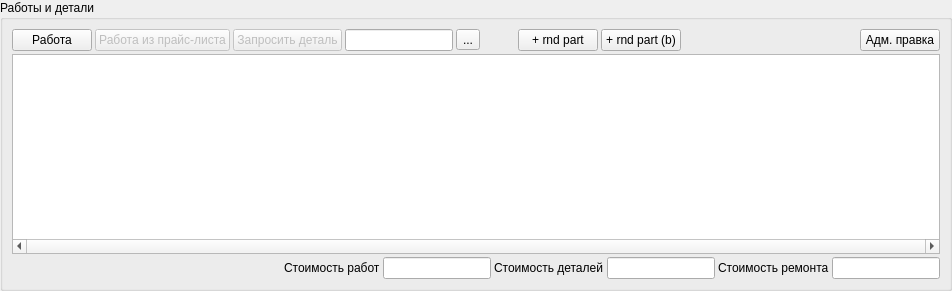
Qt form widgets/sworksandparts.ui (solderercb/snap_crm) before a commit.
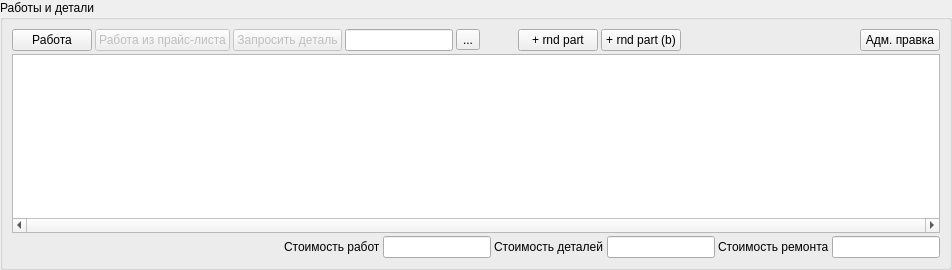
The same form after that commit. Icons and pictures are not drawn. Custom widgets are drawn as their Qt base class.

Diff of the .ui file:
```diff
--- a/widgets/sworksandparts.ui
+++ b/widgets/sworksandparts.ui
@@ -10,6 +10,12 @@
     <height>270</height>
    </rect>
   </property>
+  <property name="sizePolicy">
+   <sizepolicy hsizetype="Preferred" vsizetype="Expanding">
+    <horstretch>0</horstretch>
+    <verstretch>0</verstretch>
+   </sizepolicy>
+  </property>
   <property name="windowTitle">
    <string>Form</string>
   </property>
@@ -36,7 +42,7 @@
      </property>
      <layout class="QGridLayout" name="gridLayout_2">
       <item row="0" column="0">
-       <layout class="QGridLayout" name="gridLayoutWorksAndSpareParts" rowstretch="0,1,0" rowminimumheight="0,200,0">
+       <layout class="QGridLayout" name="gridLayoutWorksAndSpareParts" rowstretch="0,1,0" rowminimumheight="0,100,0">
         <property name="spacing">
          <number>3</number>
         </property>
```
